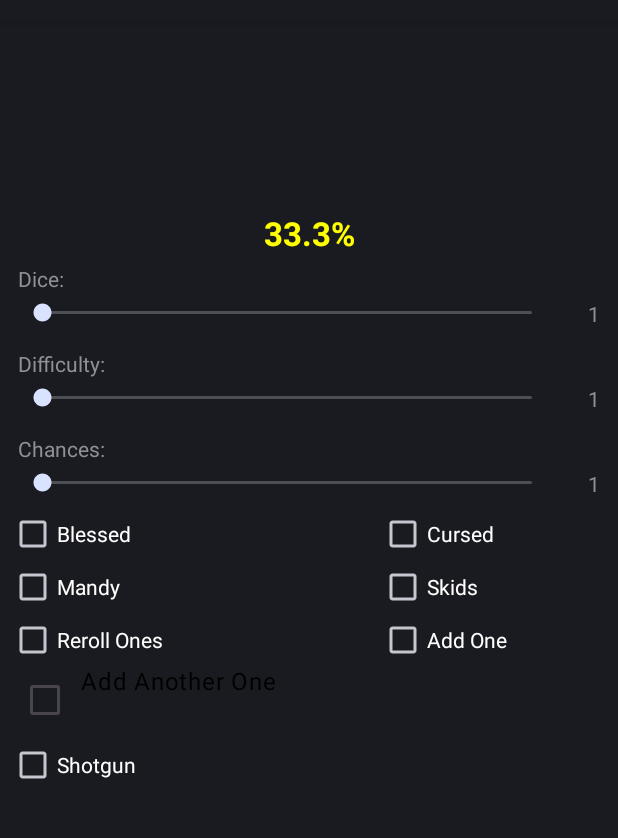
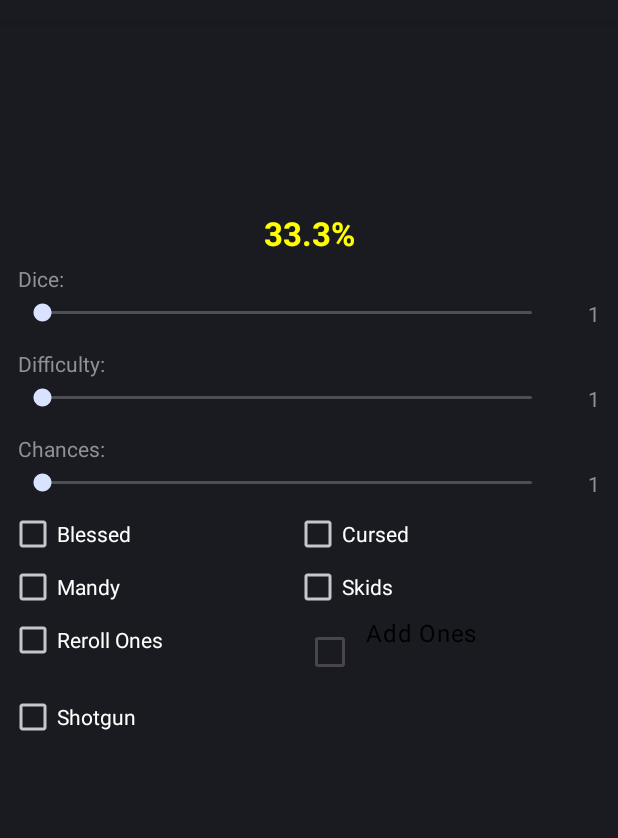
Before and after one commit to grimreaper/ArkhamCalcRedux, an Android app built with Jetpack Compose: the screen it shows after launch (ArkhamCalc), on a phone screen of 412 x 824 dp, the part 62-900 px from its top. Run offline under Robolectric (Android 15) with nearby library versions, the phone set to English and light mode, and no system bars.

Commit message:
[compose] clean up non-compose version of addOnes

```diff
--- a/app/src/main/java/com/eitanadler/arkhamcalcredux2/AddOneTextAndLabelButton.kt
+++ b/app/src/main/java/com/eitanadler/arkhamcalcredux2/AddOneTextAndLabelButton.kt
@@ -2,31 +2,29 @@ package com.eitanadler.arkhamcalcredux2
 
 import android.content.Context
 import android.util.AttributeSet
-import android.view.ViewDebug
-import androidx.annotation.InspectableProperty
 import androidx.compose.foundation.layout.Row
 import androidx.compose.material3.Checkbox
 import androidx.compose.material3.MaterialTheme
 import androidx.compose.material3.Text
 import androidx.compose.runtime.Composable
-import kotlinx.coroutines.flow.MutableStateFlow
 import androidx.compose.runtime.collectAsState
 import androidx.compose.ui.platform.AbstractComposeView
+import kotlinx.coroutines.flow.MutableStateFlow
 
-public class AddOneTextAndLabelButton(context: Context, attrs: AttributeSet) : AbstractComposeView(context, attrs) {
+public class AddOneTextAndLabelButton(context: Context, attrs: AttributeSet) :
+    AbstractComposeView(context, attrs) {
 
     private val _checked = MutableStateFlow(false)
 
     private var abcNewEvent: (() -> Unit)? = null
 
     public fun isChecked(): Boolean {
-        return _checked.value;
+        return _checked.value
     }
 
     public fun setOnChangedEvent(event: () -> Unit) {
         abcNewEvent = event
     }
-
 
 
     @Composable
@@ -42,13 +40,13 @@ public class AddOneTextAndLabelButton(context: Context, attrs: AttributeSet) : A
 @Composable
 internal fun AddOneTextAndLabelContent(
     checked: Boolean,
-    onCheckedChange : ((Boolean) -> Unit)?
+    onCheckedChange: ((Boolean) -> Unit)?
 ) {
 
     MaterialTheme {
         Row {
             Checkbox(checked = checked, onCheckedChange = onCheckedChange)
-            Text(text = "Add Another One")
+            Text(text = "Add Ones")
 
         }
     }
--- a/app/src/main/res/layout/main.xml
+++ b/app/src/main/res/layout/main.xml
@@ -132,18 +132,15 @@
                         android:layout_height="wrap_content"
                         android:layout_marginTop="3dp"
                         android:text="Reroll Ones" />
-                    <CheckBox android:id="@+id/addOneCheckBox"
+                    <com.eitanadler.arkhamcalcredux2.AddOneTextAndLabelButton
+                        android:id="@+id/newAddOneCheckBox"
                         android:layout_width="wrap_content"
                         android:layout_height="wrap_content"
-                        android:layout_marginTop="3dp"
-                        android:text="Add One" />
+                        android:layout_marginTop="3dp"/>
                 </TableRow>
+
                 <TableRow>
-                <com.eitanadler.arkhamcalcredux2.AddOneTextAndLabelButton
-                    android:id="@+id/newAddOneCheckBox"
-                    />
-                </TableRow>
-                <TableRow>
+
                     <CheckBox android:id="@+id/shotgunCheckBox"
                         android:layout_width="wrap_content"
                         android:layout_height="wrap_content"
```
